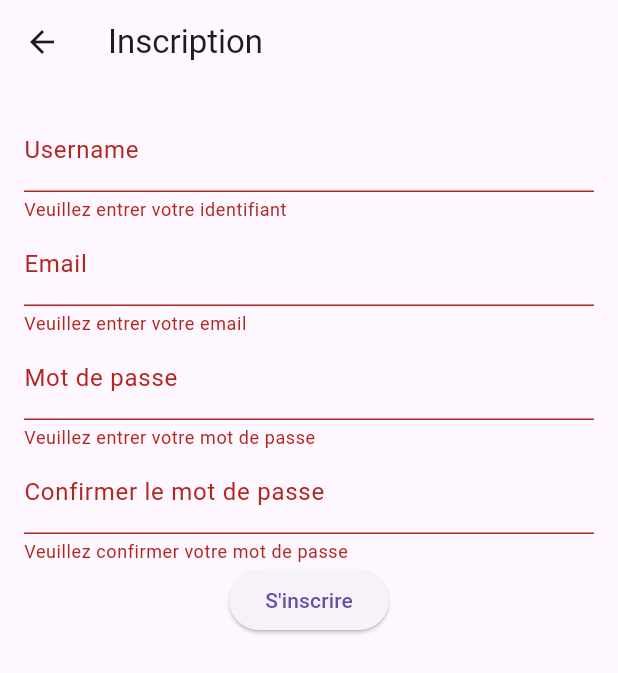
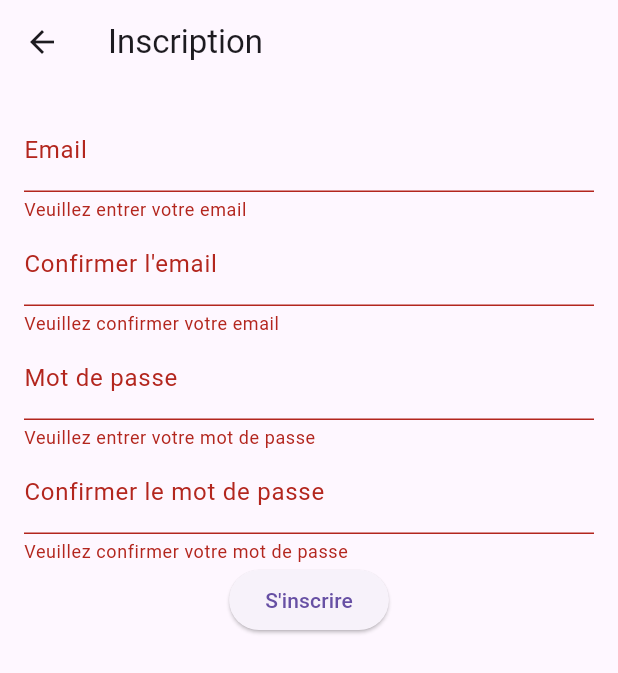
Before and after one commit to kolok/brico, a Flutter app: the SignUpScreen screen opened by its route, after a tap on an icon or button, on a phone screen of 412 x 824 dp. Shown: the top 673 px of the screen. Run offline on Flutter 3.47's test engine with Material 3 defaults, Android fonts, the light colour scheme and no system bars.

Commit message:
Maketeh sign up works on mobile

```diff
--- a/mobileapp/lib/screens/sign_up_screen.dart
+++ b/mobileapp/lib/screens/sign_up_screen.dart
@@ -12,17 +12,17 @@ class SignUpScreen extends StatefulWidget {
 class _SignUpScreenState extends State<SignUpScreen> {
   final _formKey = GlobalKey<FormState>();
   final _emailController = TextEditingController();
-  final _usernameController = TextEditingController();
+  final _emailConfirmationController = TextEditingController();
   final _password1Controller = TextEditingController();
   final _password2Controller = TextEditingController();
   final _authService = AuthService();
 
   Future<void> _signUp() async {
     if (_formKey.currentState!.validate()) {
-      // try {
+      try {
         final response = await _authService.signUp(
-          username: _usernameController.text,
           email: _emailController.text,
+          emailConfirmation: _emailConfirmationController.text,
           password1: _password1Controller.text,
           password2: _password2Controller.text,
         );
@@ -35,11 +35,11 @@ class _SignUpScreenState extends State<SignUpScreen> {
             SnackBar(content: Text('Erreur d\'inscription')),
           );
         }
-      // } catch (e) {
-      //   ScaffoldMessenger.of(context).showSnackBar(
-      //     SnackBar(content: Text('Erreur: $e')),
-      //   );
-      // }
+      } catch (e) {
+        ScaffoldMessenger.of(context).showSnackBar(
+          SnackBar(content: Text('Erreur: $e')),
+        );
+      }
     }
   }
 
@@ -54,21 +54,24 @@ class _SignUpScreenState extends State<SignUpScreen> {
           child: Column(
             children: [
               TextFormField(
-                controller: _usernameController,
-                decoration: InputDecoration(labelText: 'Username'),
+                controller: _emailController,
+                decoration: InputDecoration(labelText: 'Email'),
                 validator: (value) {
                   if (value?.isEmpty ?? true) {
-                    return 'Veuillez entrer votre identifiant';
+                    return 'Veuillez entrer votre email';
                   }
                   return null;
                 },
               ),
               TextFormField(
-                controller: _emailController,
-                decoration: InputDecoration(labelText: 'Email'),
+                controller: _emailConfirmationController,
+                decoration: InputDecoration(labelText: 'Confirmer l\'email'),
                 validator: (value) {
                   if (value?.isEmpty ?? true) {
-                    return 'Veuillez entrer votre email';
+                    return 'Veuillez confirmer votre email';
+                  }
+                  if (value != _emailController.text) {
+                    return 'Les adresses email ne correspondent pas';
                   }
                   return null;
                 },
```
Also changed, not shown: mobileapp/lib/services/auth_service.dart (+8 -5 lines), 1 other file.
